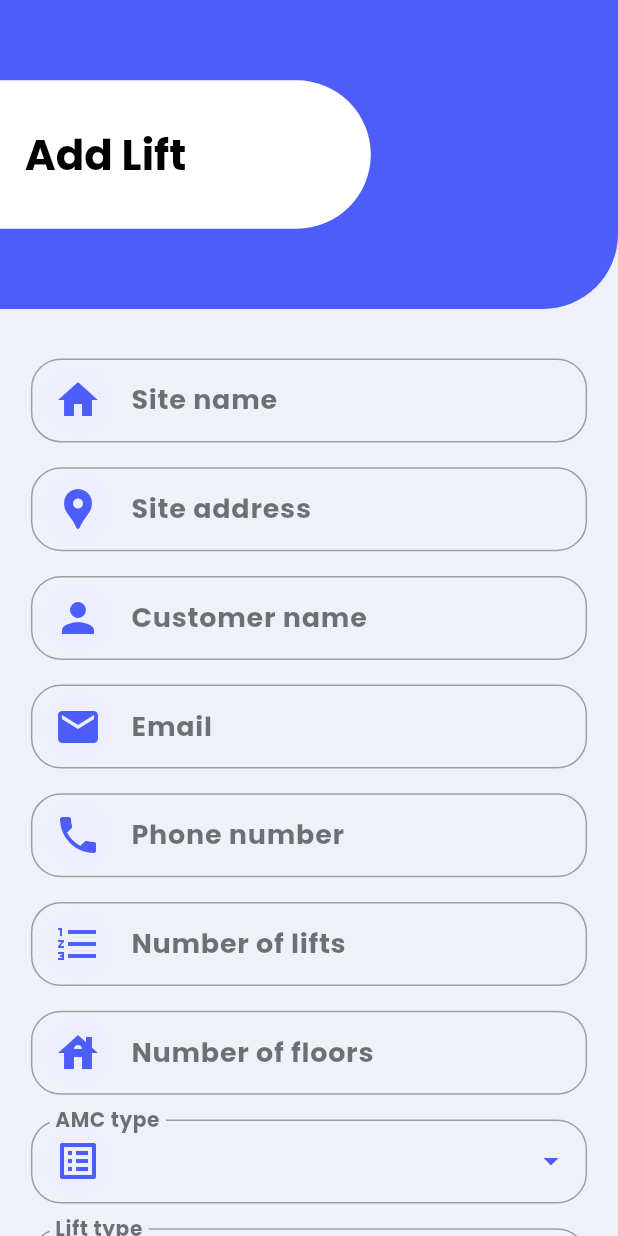
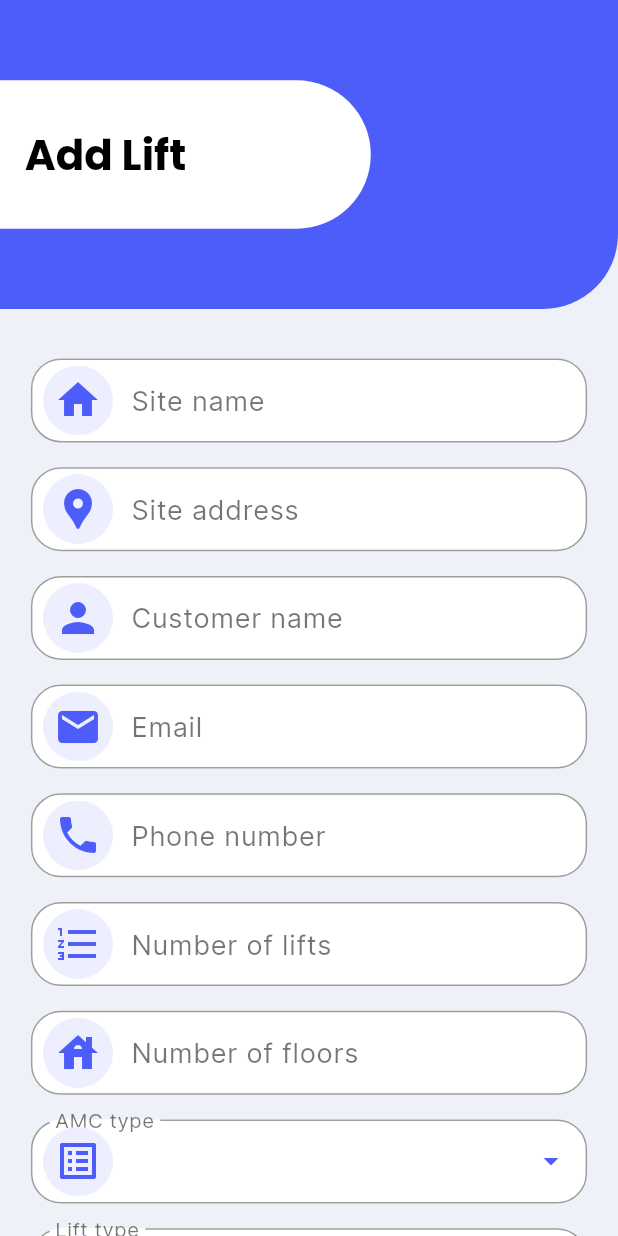
Before and after one commit to iam-niraj/neerp, a Flutter app: the screen it shows after launch, on a phone screen of 412 x 824 dp. Run offline on Flutter 3.47's test engine with Material 2 defaults, Android fonts, the phone set to English and light mode, and no system bars; our stand-ins replace get, rive.

Commit message:
fixed issues

```diff
--- a/lib/screens/Add Lift/addLift.dart
+++ b/lib/screens/Add Lift/addLift.dart
@@ -1,5 +1,3 @@
-// ignore_for_file: file_names, use_key_in_widget_constructors, prefer_const_constructors_in_immutables, prefer_const_literals_to_create_immutables, library_private_types_in_public_api, prefer_const_constructors, avoid_unnecessary_containers, curly_braces_in_flow_control_structures, sized_box_for_whitespace, deprecated_member_use, unused_local_variable, sort_child_properties_last, unused_field, unused_import, avoid_print, unused_label, unnecessary_const, prefer_final_fields
-
 import 'package:flutter/foundation.dart';
 import 'package:flutter/material.dart';
 import 'package:get/get.dart';
@@ -12,7 +10,7 @@ import 'package:neerp/utils/components/date_text_field.dart';
 import 'package:neerp/utils/components/text_field.dart';
 
 class AddLift extends StatefulWidget {
-  AddLift() : super();
+  const AddLift({super.key});
 
   @override
   _AddLiftState createState() => _AddLiftState();
@@ -183,43 +181,29 @@ class _AddLiftState extends State<AddLift> {
                     SizedBox(
                       height: 3.0.hp,
                     ),
-                    Container(
-                      height: 55.0,
-                      child: ElevatedButton(
-                        onPressed: () async {
-                          if (_formKey.currentState!.validate()) {}
-                        },
-                        style: ElevatedButton.styleFrom(
-                          primary: kSecondaryColor,
-                          elevation: 0.0,
-                          minimumSize: Size(screenWidth, 150),
-                          padding: EdgeInsets.symmetric(horizontal: 30),
-                          shape: const RoundedRectangleBorder(
-                            borderRadius: BorderRadius.all(Radius.circular(0)),
+                    Align(
+                      alignment: Alignment.bottomCenter,
+                      child: Container(
+                        height: 7.0.hp,
+                        width: textWt,
+                        decoration: BoxDecoration(
+                          color: kPrimaryColor,
+                          borderRadius: BorderRadius.all(
+                            Radius.circular(20),
                           ),
                         ),
-                        child: Ink(
-                          decoration: BoxDecoration(
-                              boxShadow: <BoxShadow>[
-                                BoxShadow(
-                                    color: kPrimaryColor,
-                                    offset: const Offset(1.1, 1.1),
-                                    blurRadius: 10.0),
-                              ],
-                              color: kPrimaryColor,
-                              borderRadius: BorderRadius.circular(12.0)),
-                          child: Container(
-                            alignment: Alignment.center,
-                            child: Text(
-                              "Continue",
-                              textAlign: TextAlign.center,
-                              style:
-                                  TextStyle(color: Colors.white, fontSize: 25),
-                            ),
+                        child: Center(
+                          child: Text(
+                            "Continue",
+                            textAlign: TextAlign.center,
+                            style: TextStyle(color: Colors.white, fontSize: 25),
                           ),
                         ),
                       ),
                     ),
+                    SizedBox(
+                      height: 5.0.hp,
+                    )
                   ],
                 ),
               ),
@@ -236,24 +220,6 @@ class _AddLiftState extends State<AddLift> {
         initialDate: DateTime.now(),
         firstDate: DateTime(2015),
         lastDate: DateTime(2121));
-    builder:
-    (BuildContext context, Widget? child) {
-      return Theme(
-        data: Theme.of(context).copyWith(
-          colorScheme: ColorScheme.light(
-            primary: kPrimaryColor, // header background color
-            onPrimary: Colors.black, // header text color
-            onSurface:kPrimaryColor, // body text color
-          ),
-          textButtonTheme: TextButtonThemeData(
-            style: TextButton.styleFrom(
-              foregroundColor: kPrimaryColor, // button text color
-            ),
-          ),
-        ),
-        child: child!,
-      );
-    };
 
     if (pickerDate != null) {
       setState(() {
--- a/lib/utils/components/appBar.dart
+++ b/lib/utils/components/appBar.dart
@@ -47,6 +47,7 @@ class MyAppBar extends StatelessWidget {
                     style: Theme.of(context).textTheme.headlineMedium!.copyWith(
                           color: Colors.black,
                           fontWeight: FontWeight.bold,
+                          fontFamily: "Poppins"
                         ),
                   ),
                 ),
--- a/lib/utils/theme/theme.dart
+++ b/lib/utils/theme/theme.dart
@@ -19,17 +19,24 @@ ThemeData theme(ThemeMode mode, ThemeSettings settings) {
       mode == ThemeMode.light ? schemeLight : schemeDark;
 
   return ThemeData(
-    scaffoldBackgroundColor: const Color(0xFFeef1f8),
-    dividerTheme: DividerThemeData(color: kPrimaryColor, space: 0),
-    fontFamily: "Poppins",
+      scaffoldBackgroundColor: const Color(0xFFEEF1F8),
+      fontFamily: "Intel",
       colorScheme: colorScheme,
       useMaterial3: settings.useMaterial3,
       visualDensity: VisualDensity.standard,
+      dividerTheme: settings.useCustomTheme
+          ? const DividerThemeData(color: kPrimaryColor, space: 0)
+          : null,
       datePickerTheme: settings.useCustomTheme
-        ? DatePickerThemeData(
+          ? const DatePickerThemeData(
               headerBackgroundColor: kPrimaryColor,
-            headerForegroundColor: colorScheme.onTertiaryContainer,
+              headerForegroundColor: white,
+              backgroundColor: white)
+          : null,
+      inputDecorationTheme: settings.useCustomTheme
+          ? const InputDecorationTheme(
+              filled: true,
+              fillColor: Colors.white,
             )
-        : null,
-  );
+          : null);
 }
```
Also changed, not shown: lib/main.dart (+2 -40 lines), pubspec.lock. Lines whose indentation alone changed are shown as unchanged.
